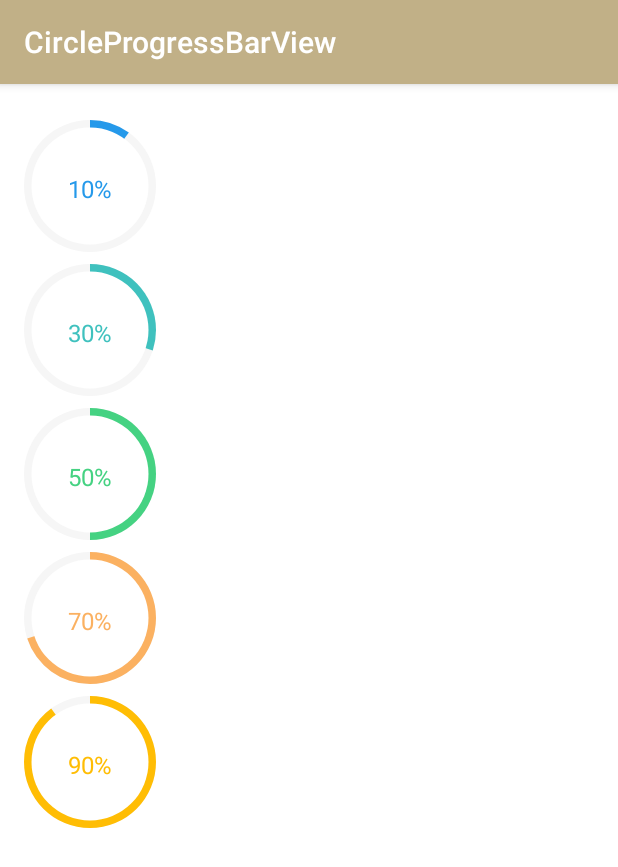
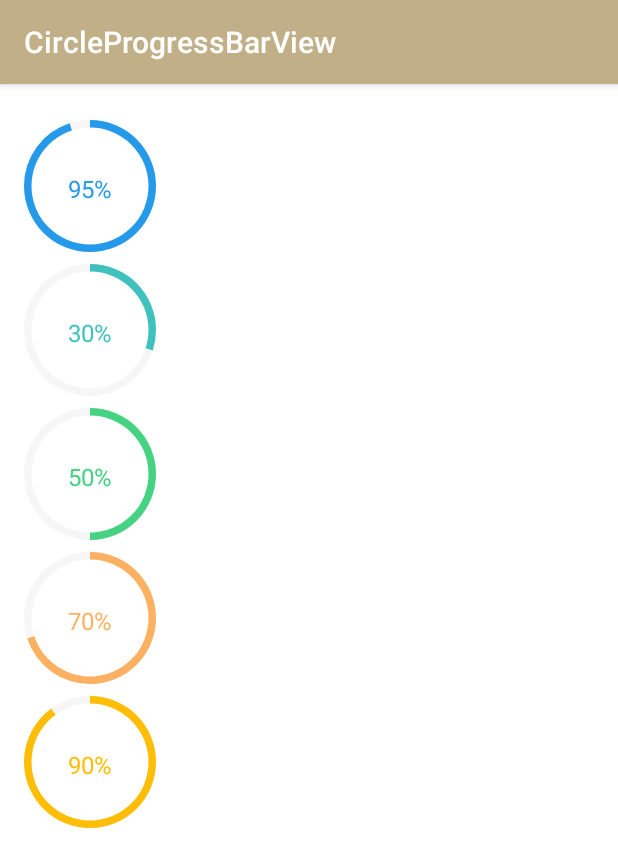
Before and after one commit to caoyanglee/CircleProgressBarView, an Android app: the screen it shows after launch (MainActivity), on a phone screen of 412 x 824 dp. Shown: the top 867 px of the screen. Run offline under Robolectric (Android 15) with nearby library versions, the phone set to English and light mode, and no system bars.

Commit message:
优化细节代码～

```diff
--- a/app/src/main/java/io/weimu/www/circleprogressbarview/MainActivity.java
+++ b/app/src/main/java/io/weimu/www/circleprogressbarview/MainActivity.java
@@ -1,7 +1,10 @@
 package io.weimu.www.circleprogressbarview;
 
+import android.os.Handler;
 import android.support.v7.app.AppCompatActivity;
 import android.os.Bundle;
+
+import io.weimu.www.CircleProgressBarView;
 
 public class MainActivity extends AppCompatActivity {
 
@@ -9,5 +12,13 @@ public class MainActivity extends AppCompatActivity {
     protected void onCreate(Bundle savedInstanceState) {
         super.onCreate(savedInstanceState);
         setContentView(R.layout.activity_main);
+        final CircleProgressBarView cir01 = (CircleProgressBarView) findViewById(R.id.crv_01);
+        new Handler().postDelayed(new Runnable() {
+            @Override
+            public void run() {
+                cir01.runAnimation();
+            }
+        },2000);
+
     }
 }
--- a/app/src/main/res/layout/activity_main.xml
+++ b/app/src/main/res/layout/activity_main.xml
@@ -1,69 +1,81 @@
 <?xml version="1.0" encoding="utf-8"?>
 <LinearLayout xmlns:android="http://schemas.android.com/apk/res/android"
+    xmlns:app="http://schemas.android.com/apk/res-auto"
     xmlns:tools="http://schemas.android.com/tools"
-    xmlns:app="http://schemas.android.com/apk/res-auto"
     android:id="@+id/activity_main"
     android:layout_width="match_parent"
+    android:layout_height="match_parent"
     android:background="@color/white"
-    android:layout_height="match_parent"
     android:orientation="vertical"
     android:paddingBottom="@dimen/activity_vertical_margin"
     android:paddingLeft="@dimen/activity_horizontal_margin"
     android:paddingRight="@dimen/activity_horizontal_margin"
     android:paddingTop="@dimen/activity_vertical_margin"
     tools:context="io.weimu.www.circleprogressbarview.MainActivity">
+
     <ScrollView
         android:layout_width="match_parent"
         android:layout_height="match_parent">
 
         <LinearLayout
             android:layout_width="match_parent"
-            android:orientation="vertical"
-            android:layout_height="match_parent">
+            android:layout_height="match_parent"
+            android:orientation="vertical">
+
+            <!--recyclerView中建议使isAutoAnimation属性为false，手动控制开始动画-->
             <io.weimu.www.CircleProgressBarView
                 android:id="@+id/crv_01"
                 android:layout_width="88dp"
                 android:layout_height="88dp"
-            app:progressValue="10"
                 android:layout_marginTop="8dp"
-            app:progressBarColor="@color/blue_special"
-            app:progressBarWidth="5dp" />
+                app:backgroundColor="#ffffff"
+                app:animationTime="2000"
+                app:isShowAnimation="true"
+                app:isShowText="true"
+                app:isAutoAnimation="false"
+                app:progressBarBackgroundColor="#f6f6f6"
+                app:progressBarColor="#2599ea"
+                app:progressBarWidth="5dp"
+                app:progressValue="95"
+                app:textColor="#2599ea"
+                app:textSize="16sp" />
 
             <io.weimu.www.CircleProgressBarView
                 android:id="@+id/crv_02"
                 android:layout_width="88dp"
                 android:layout_height="88dp"
+                app:isAutoAnimation="true"
                 android:layout_marginTop="8dp"
-            app:progressValue="30"
                 app:progressBarColor="@color/green_status"
-            app:progressBarWidth="5dp" />
+                app:progressBarWidth="5dp"
+                app:progressValue="30" />
 
             <io.weimu.www.CircleProgressBarView
                 android:id="@+id/crv_03"
                 android:layout_width="88dp"
                 android:layout_height="88dp"
-            app:progressValue="50"
                 android:layout_marginTop="8dp"
                 app:progressBarColor="@color/tribe_manager"
-            app:progressBarWidth="5dp" />
+                app:progressBarWidth="5dp"
+                app:progressValue="50" />
 
             <io.weimu.www.CircleProgressBarView
                 android:id="@+id/crv_04"
                 android:layout_width="88dp"
                 android:layout_height="88dp"
                 android:layout_marginTop="8dp"
-            app:progressValue="70"
                 app:progressBarColor="@color/delivery_yellow"
-            app:progressBarWidth="5dp" />
+                app:progressBarWidth="5dp"
+                app:progressValue="70" />
 
             <io.weimu.www.CircleProgressBarView
                 android:id="@+id/crv_05"
                 android:layout_width="88dp"
                 android:layout_height="88dp"
-            app:progressValue="90"
                 android:layout_marginTop="8dp"
                 app:progressBarColor="@color/tribe_host"
-            app:progressBarWidth="5dp" />
+                app:progressBarWidth="5dp"
+                app:progressValue="90" />
         </LinearLayout>
     </ScrollView>
 
--- a/circleprogressbarview_lib/src/main/java/io/weimu/www/CircleProgressBarView.java
+++ b/circleprogressbarview_lib/src/main/java/io/weimu/www/CircleProgressBarView.java
@@ -66,7 +66,13 @@ public class CircleProgressBarView extends View {
         super(context, attrs, defStyleAttr);
         mContext = context;
         TypedArray a = context.obtainStyledAttributes(attrs, R.styleable.CircleProgressBarView, defStyleAttr, 0);
+
         mProgressValue = a.getInteger(R.styleable.CircleProgressBarView_progressValue, 0);
+        if (mProgressValue > 100) {
+            this.mProgressValue = 100;
+        } else {
+            this.mProgressValue = mProgressValue;
+        }
         mBackGroundColor = a.getColor(R.styleable.CircleProgressBarView_backgroundColor, 0xffffffff);//背景颜色
         mProgressBarColor = a.getColor(R.styleable.CircleProgressBarView_progressBarColor, 0xff33ccff);
         mProgressBarBackgroundColor = a.getColor(R.styleable.CircleProgressBarView_progressBarBackgroundColor, 0xfff6f6f6);
@@ -77,7 +83,6 @@ public class CircleProgressBarView extends View {
         mTextSize = a.getDimension(R.styleable.CircleProgressBarView_textSize, dip2px(16));
         isShowText= a.getBoolean(R.styleable.CircleProgressBarView_isShowText,true);
         mTextColor=a.getColor(R.styleable.CircleProgressBarView_textColor,mProgressBarColor);
-        Log.d("caoyang", "init consctrue");
     }
 
 
@@ -88,7 +93,6 @@ public class CircleProgressBarView extends View {
 
     @Override
     protected void onMeasure(int widthMeasureSpec, int heightMeasureSpec) {
-        Log.d("caoyang", "init onMeasure");
         //获取测量模式
         int widthMode = MeasureSpec.getMode(widthMeasureSpec);
         int heightMode = MeasureSpec.getMode(heightMeasureSpec);
@@ -122,7 +126,6 @@ public class CircleProgressBarView extends View {
     RectF rect;
     @Override
     protected void onDraw(Canvas canvas) {
-        Log.d("caoyang", "start onDraw");
         //是否需要动画
         if (isShowAnimation) {
             mEndAngle = (int) (mProgressValue == 0 ? 0 : mCurrentProgressValue * 3.6);
@@ -147,9 +150,12 @@ public class CircleProgressBarView extends View {
         canvas.drawArc(rect, 270, mEndAngle, true, sectorPaint);
 
         //前景图
-        smallCirclePaint.setAntiAlias(true);
-        smallCirclePaint.setColor(mBackGroundColor);
-        canvas.drawCircle(x, y, mRadius - mProgressbarWidth, smallCirclePaint);
+        if (mProgressbarWidth<mRadius){
+            smallCirclePaint.setAntiAlias(true);
+            smallCirclePaint.setColor(mBackGroundColor);
+            canvas.drawCircle(x, y, mRadius - mProgressbarWidth, smallCirclePaint);
+        }
+
 
         if (isShowText){
             //绘制文本
@@ -168,9 +174,11 @@ public class CircleProgressBarView extends View {
 
     /**
      * 开始执行动画
-     *
      */
     public void runAnimation() {
+        if (!isShowAnimation){
+            return;
+        }
         new Handler().postDelayed(new Runnable() {
             @Override
             public void run() {
@@ -181,7 +189,7 @@ public class CircleProgressBarView extends View {
 
     private void actionAnimation() {
         // 运行之前，先取消上一次动画
-        cancelAnimate();
+        cancelAnimation();
         mCurrentProgressValue = 0;
         mAnimator = ValueAnimator.ofObject(new FloatEvaluator(), 0, mProgressValue);
         // 设置差值器
@@ -201,7 +209,7 @@ public class CircleProgressBarView extends View {
     /**
      * 取消动画
      */
-    public void cancelAnimate() {
+    public void cancelAnimation() {
         if (mAnimator != null && mAnimator.isRunning()) {
             mAnimator.cancel();
         }
@@ -223,7 +231,7 @@ public class CircleProgressBarView extends View {
         super.onDetachedFromWindow();
         if (mProgressValue > mCurrentProgressValue) {
             setmCurrentProgressValue(mCurrentProgressValue);
-            cancelAnimate();
+            cancelAnimation();
         }
 
     }
```
Lines whose indentation alone changed are shown as unchanged.
